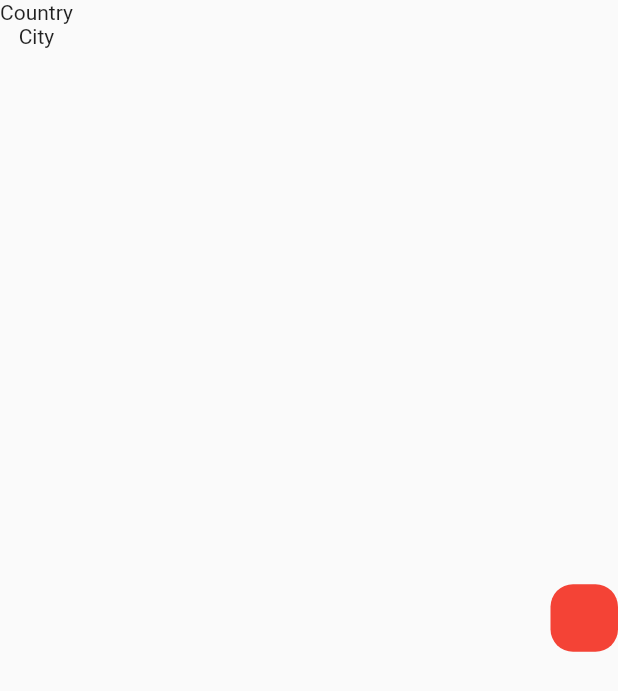
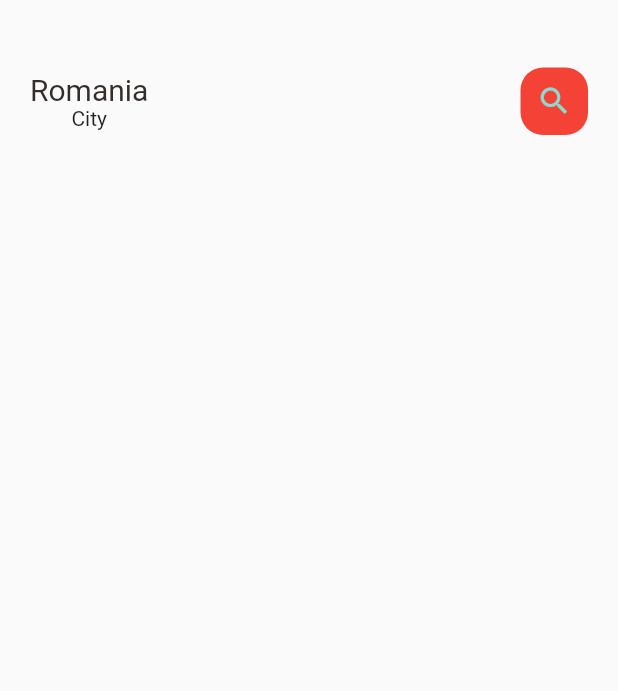
Before and after one commit to Seician/lucrare_licenta, a Flutter app: the screen it shows after launch, on a phone screen of 412 x 824 dp. Shown: the top 691 px of the screen. Run offline on Flutter 3.47's test engine with Material 2 defaults, Android fonts, the phone set to English and light mode, and no system bars; Roboto replaces fonts that are missing (OpenSans-Regular).

Commit message:
Adding BIgText widget

```diff
--- a/lib/home/main_food_page.dart
+++ b/lib/home/main_food_page.dart
@@ -1,4 +1,11 @@
 import 'package:flutter/material.dart';
+import 'package:flutter_complete_guide/widgets/big_text.dart';
+
+import '../utils/colors.dart';
+
+
+
+
 
 class MainFoodPage extends StatefulWidget {
   const MainFoodPage({super.key});
@@ -11,25 +18,36 @@ class _MainFoodPageState extends State<MainFoodPage> {
   @override
   Widget build(BuildContext context) {
     return Scaffold(
-      body: Container(
-        child: Container(
+      body: Column(
+        children: [
+          Container(
+            margin: const EdgeInsets.only(top: 45, bottom: 15),
+            padding: const EdgeInsets.only(left: 20, right: 20),
             child: Row(
                 mainAxisAlignment: MainAxisAlignment.spaceBetween,
                 children: [
                   Column(
-              children: const [
-                Text("Country"),
+                    children: [
+                     BigText(text: "Romania",),
                     Text("City"),
                     ],
                   ),
-            Container(
+                  Center(
+                    child: Container(
                       width: 45,
                       height: 45,
                       decoration: BoxDecoration(
-                  borderRadius: BorderRadius.circular(15), color: Colors.red),
+                          borderRadius: BorderRadius.circular(15),
+                          color: Colors.red),
+                      child: const Icon(
+                        Icons.search,
+                        color: AppColors.mainColor,
+                      ),
+                    ),
                   )
                 ]),
           ),
+        ],
       ),
     );
   }
--- a/lib/main.dart
+++ b/lib/main.dart
@@ -1,5 +1,5 @@
 import 'package:flutter/material.dart';
-import 'package:lucrare_licenta/home/main_food_page.dart';
+import 'home/main_food_page.dart';
 
 void main() {
   runApp(const MyApp());
--- /dev/null
+++ b/lib/utils/colors.dart
@@ -0,0 +1,14 @@
+import 'package:flutter/animation.dart';
+
+class AppColors {
+  static const Color textColor = Color(0xFFccc7c5);
+  static const Color mainColor = Color(0xFF89dad0);
+  static const Color iconColor1 = Color(0xFFffd28d);
+  static const Color iconColor2 = Color(0xFFfcab88);
+  static const Color pargColor = Color(0xFF8f837f);
+  static const Color buttonBackgroundColor = Color(0xFFf7f6f4);
+  static const Color signColor = Color(0xFFa9a29f);
+  static const Color titleColor = Color(0xFF5c524f);
+  static const Color mainBlackColor = Color(0xFF332d2b);
+  static const Color yellowCollor = Color(0xFFffd379);
+}
--- /dev/null
+++ b/lib/widgets/big_text.dart
@@ -0,0 +1,33 @@
+import 'package:flutter/material.dart';
+
+/// reusable text widget
+class BigText extends StatelessWidget {
+  Color? color;
+  final String text;
+  double size;
+  TextOverflow overflow;
+
+  BigText(
+      {Key? key,
+      // the value for color can't be a variable
+      this.color = const Color(0xFF332d2b),
+      required this.text,
+      this.size = 20,
+      this.overflow = TextOverflow.ellipsis})
+      : super(key: key);
+
+  @override
+  Widget build(BuildContext context) {
+    return Text(
+      // our variables
+      text,
+      overflow: overflow,
+      style: TextStyle(
+        fontFamily: 'OpenSans-Regular',
+        color: color,
+        fontSize: size,
+        fontWeight: FontWeight.w400,
+      ),
+    );
+  }
+}
```
Also changed, not shown: pubspec.yaml (+17 -17 lines), assets/fonts/OpenSans-Bold.ttf (added), assets/fonts/OpenSans-Regular.ttf (added), assets/fonts/Quicksand-Bold.ttf (added), assets/fonts/Quicksand-Light.ttf (added), assets/fonts/Quicksand-Medium.ttf (added), assets/fonts/Quicksand-Regular.ttf (added), assets/images/waiting.png (added), pubspec.lock, 1 other file. Lines whose indentation alone changed are shown as unchanged.
